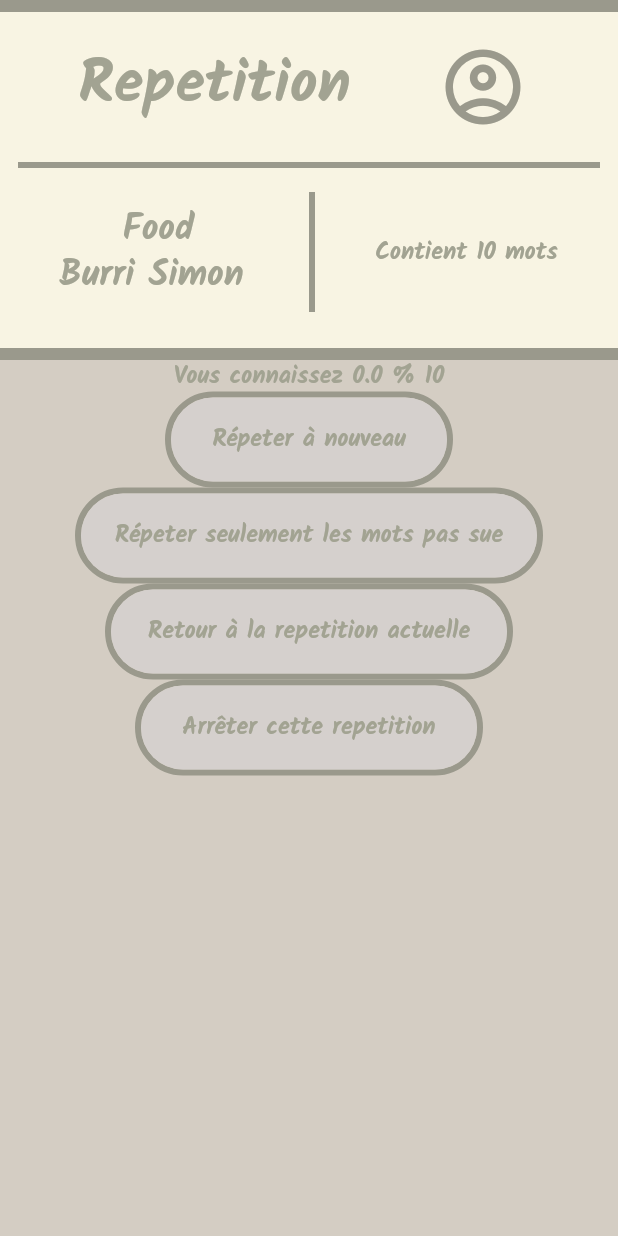
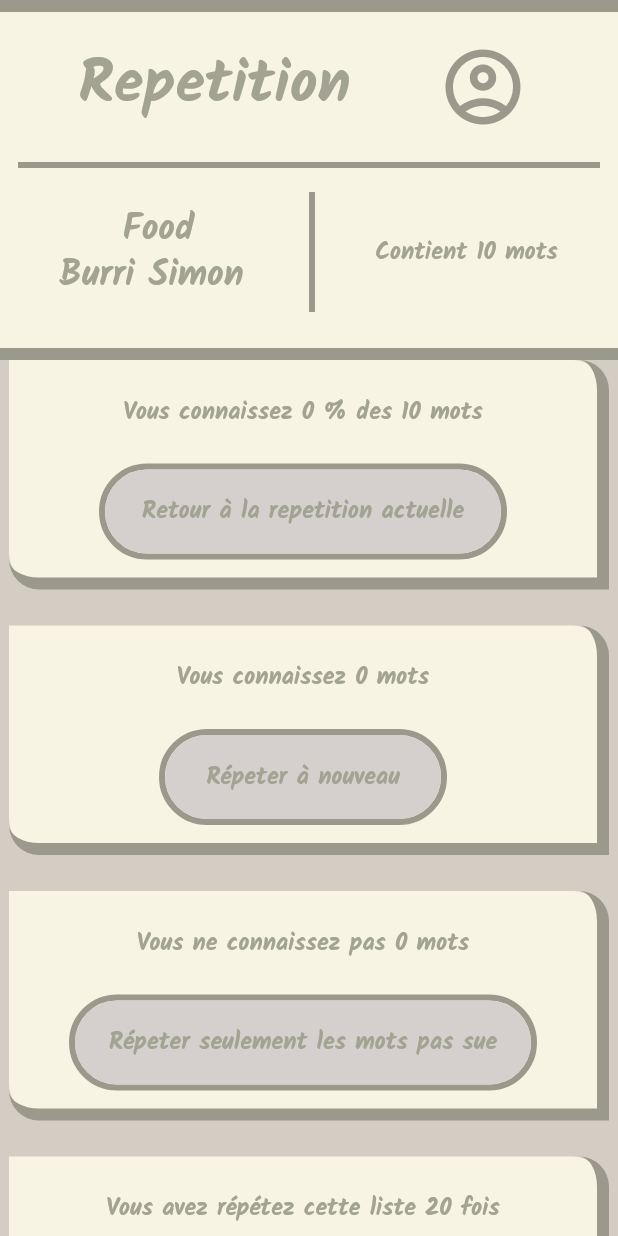
Before and after one commit to RubenLopesDaSilva/voc_app, a Flutter app: the screen it shows after launch, after a tap on the "close" icon, on a phone screen of 412 x 824 dp. Run offline on Flutter 3.47's test engine with Material 3 defaults, Android fonts, the phone set to English and light mode, and no system bars; our stand-ins replace flutter_card_swiper, google_fonts, shimmer_animation; missing offline and left inert: flutter_flip_card, primer_progress_bar.

Commit message:
Update 15:18n 15:22

```diff
--- a/lib/src/features/repetition/presentation/word_screen.dart
+++ b/lib/src/features/repetition/presentation/word_screen.dart
@@ -258,43 +258,16 @@ class _WordScreenState extends State<WordScreen> {
         break;
       case RepetitionState.end:
         children.addAll([
+          expandH4,
+          OptionPanel(
+            width: Sizes.p100,
+            children: [
+              gapH3,
               StyledHeadline(
-            'Vous connaissez ${100 * repetition.knownCount / repetition.usingCount} % ${repetition.usingCount}'
+                'Vous connaissez ${(100 * repetition.knownCount / repetition.usingCount).round()} % des ${repetition.usingCount} mots'
                     .hardcoded,
               ),
-          StyledButton(
-            width: Sizes.p40,
-            height: Sizes.p10,
-            onPressed: () {
-              repetition = repetition.repeatWords(initialIndex: 0).restart();
-              words = testWords
-                  .where((word) => repetition.allUsingWords.contains(word.id))
-                  .toList();
-              setState(() {});
-            },
-            child: StyledHeadline('Répeter à nouveau'.hardcoded),
-          ),
-          StyledButton(
-            width: Sizes.p70,
-            height: Sizes.p10,
-            onPressed: repetition.unknownCount > 0
-                ? () {
-                    repetition = repetition
-                        .repeatWords(initialIndex: 0, all: false)
-                        .restart();
-                    words = testWords
-                        .where(
-                          (word) => repetition.allUsingWords.contains(word.id),
-                        )
-                        .toList();
-                    setState(() {});
-                  }
-                : null,
-            child: StyledHeadline(
-              'Répeter seulement les mots pas sue'.hardcoded,
-            ),
-          ),
-          //TODO : Pouvoir revenire en arrière
+              gapH6,
               StyledButton(
                 width: Sizes.p60,
                 height: Sizes.p10,
@@ -306,13 +279,87 @@ class _WordScreenState extends State<WordScreen> {
                         setState(() {});
                       }
                     : null,
-            child: StyledHeadline('Retour à la repetition actuelle'.hardcoded),
+                child: StyledHeadline(
+                  'Retour à la repetition actuelle'.hardcoded,
                 ),
+              ),
+            ],
+          ),
+          gapH6,
+          OptionPanel(
+            width: Sizes.p100,
+            children: [
+              gapH3,
+              StyledHeadline(
+                'Vous connaissez ${repetition.knownCount} mots'.hardcoded,
+              ),
+              gapH6,
+              StyledButton(
+                width: Sizes.p40,
+                height: Sizes.p10,
+                onPressed: () {
+                  repetition = repetition
+                      .repeatWords(initialIndex: 0)
+                      .restart();
+                  words = testWords
+                      .where(
+                        (word) => repetition.allUsingWords.contains(word.id),
+                      )
+                      .toList();
+                  setState(() {});
+                },
+                child: StyledHeadline('Répeter à nouveau'.hardcoded),
+              ),
+            ],
+          ),
+          gapH6,
+          OptionPanel(
+            width: Sizes.p100,
+            children: [
+              gapH3,
+              StyledHeadline(
+                'Vous ne connaissez pas ${repetition.unknownCount} mots'
+                    .hardcoded,
+              ),
+              gapH6,
+              StyledButton(
+                width: Sizes.p70,
+                height: Sizes.p10,
+                onPressed: repetition.unknownCount > 0
+                    ? () {
+                        repetition = repetition
+                            .repeatWords(initialIndex: 0, all: false)
+                            .restart();
+                        words = testWords
+                            .where(
+                              (word) =>
+                                  repetition.allUsingWords.contains(word.id),
+                            )
+                            .toList();
+                        setState(() {});
+                      }
+                    : null,
+                child: StyledHeadline(
+                  'Répeter seulement les mots pas sue'.hardcoded,
+                ),
+              ),
+            ],
+          ),
+          gapH6,
+          OptionPanel(
+            width: Sizes.p100,
+            children: [
+              gapH3,
+              StyledHeadline('Vous avez répétez cette liste 20 fois'.hardcoded),
+              gapH6,
               StyledButton(
                 width: Sizes.p50,
                 height: Sizes.p10,
                 child: StyledHeadline('Arrêter cette repetition'.hardcoded),
               ),
+            ],
+          ),
+          expandH4,
         ]);
         break;
     }
```
Lines whose indentation alone changed are shown as unchanged.
